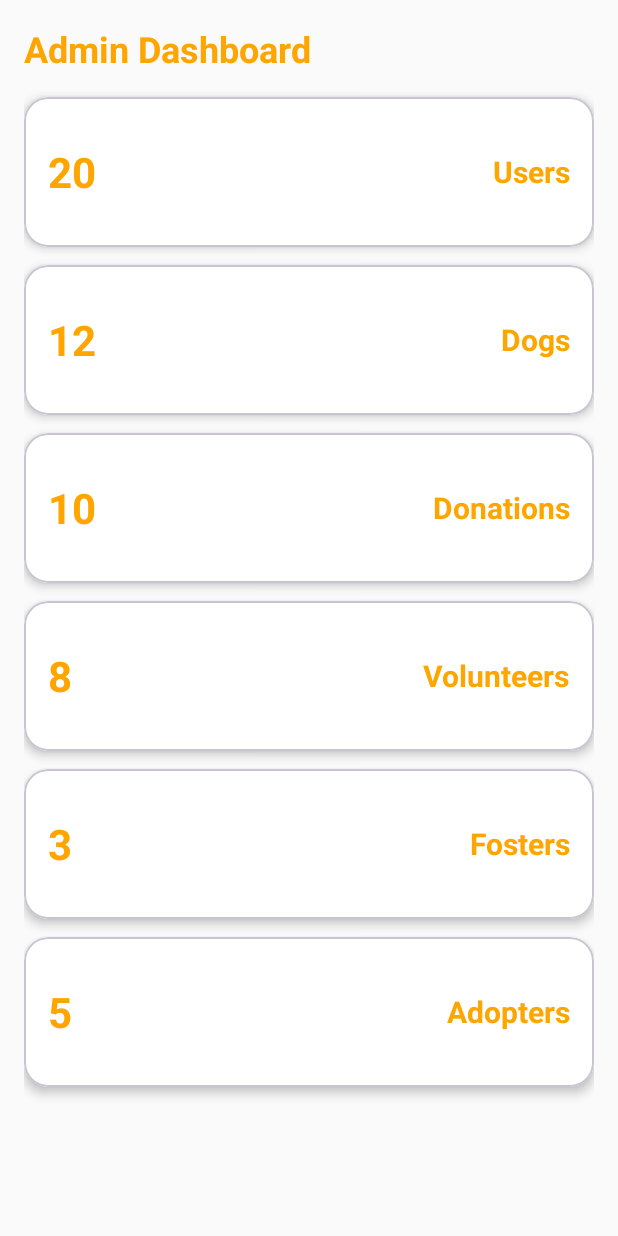
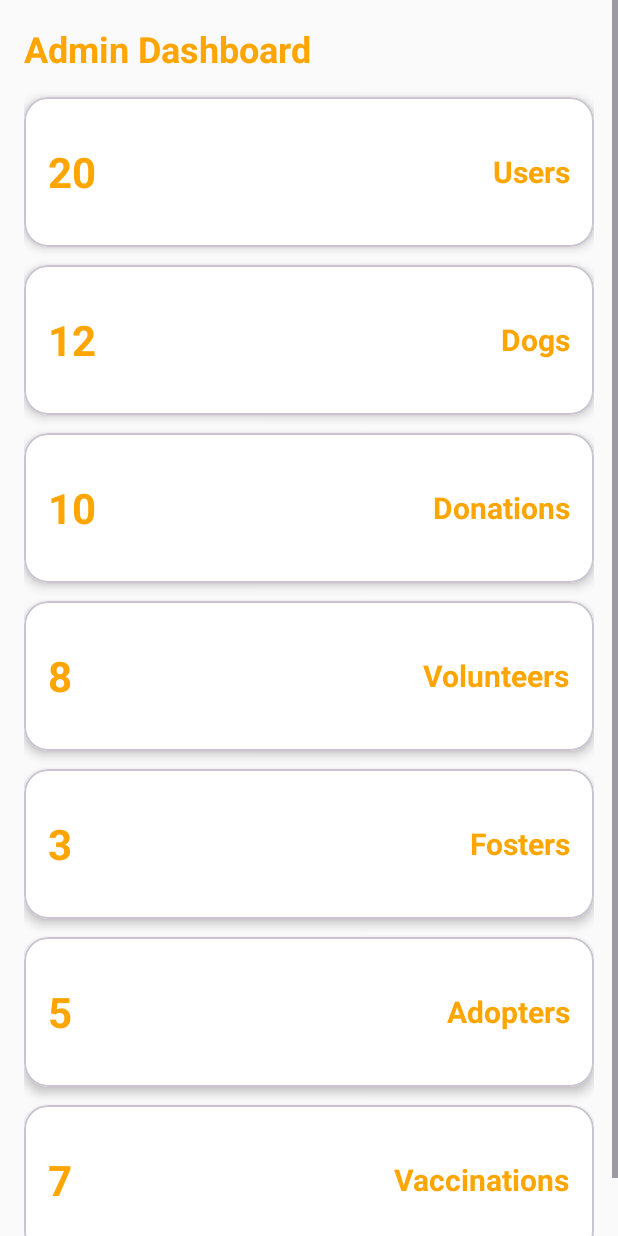
Before and after one commit to niduli/Pawme_PetAdoptionApp, an Android app: the ActivityAdminDashboard screen opened directly, with no data from a screen before it, on a phone screen of 412 x 824 dp. Run offline under Robolectric (Android 15) with nearby library versions, the phone set to English and light mode, and no system bars; our stand-ins replace Firebase (no records; nobody signed in at launch, a user with empty details on screens opened directly).

```diff
--- a/app/src/main/java/com/example/pawmepetadoptionapp/VolunteerDashboardActivity.kt
+++ b/app/src/main/java/com/example/pawmepetadoptionapp/VolunteerDashboardActivity.kt
@@ -3,6 +3,7 @@ package com.example.pawmepetadoptionapp
 import android.content.Intent
 import android.os.Bundle
 import android.text.Html
+import android.util.Log
 import androidx.appcompat.app.AppCompatActivity
 import com.example.pawmepetadoptionapp.databinding.ActivityVolunteerDashboardBinding
 import com.google.firebase.auth.FirebaseAuth
@@ -17,7 +18,7 @@ class VolunteerDashboardActivity : AppCompatActivity() {
         binding = ActivityVolunteerDashboardBinding.inflate(layoutInflater)
         setContentView(binding.root)
 
-        auth = FirebaseAuth.getInstance()
+
 
         // Set colored slogan text with HTML formatting
         val coloredText = """
--- a/app/src/main/java/com/example/pawmepetadoptionapp/admin/ActivityAdminDashboard.kt
+++ b/app/src/main/java/com/example/pawmepetadoptionapp/admin/ActivityAdminDashboard.kt
@@ -2,11 +2,13 @@ package com.example.pawmepetadoptionapp.admin
 
 import android.content.Intent
 import android.os.Bundle
+import android.util.Log
 import android.widget.Button
 import android.widget.TextView
 import androidx.appcompat.app.AppCompatActivity
 import com.example.pawmepetadoptionapp.R
 import com.google.android.material.card.MaterialCardView
+import com.google.firebase.auth.FirebaseAuth
 
 class ActivityAdminDashboard : AppCompatActivity() {
 
@@ -16,6 +18,9 @@ class ActivityAdminDashboard : AppCompatActivity() {
     private lateinit var tvVolunteersCount: TextView
     private lateinit var tvFostersCount: TextView
     private lateinit var tvAdoptersCount: TextView
+    private lateinit var tvVaccinationsCount: TextView
+
+
 
     private lateinit var cardUsers: MaterialCardView
     private lateinit var cardDogs: MaterialCardView
@@ -23,12 +28,22 @@ class ActivityAdminDashboard : AppCompatActivity() {
     private lateinit var cardVolunteers: MaterialCardView
     private lateinit var cardFosters: MaterialCardView
     private lateinit var cardAdopters: MaterialCardView
+    private lateinit var cardVaccinations: MaterialCardView
 
     private lateinit var btnLogout: Button
 
     override fun onCreate(savedInstanceState: Bundle?) {
         super.onCreate(savedInstanceState)
         setContentView(R.layout.activity_admin_dashboard)
+        val user = FirebaseAuth.getInstance().currentUser
+        if (user != null) {
+            val uid = user.uid
+            Log.e("User ID", "Logged in User ID: $uid")
+        } else {
+            Log.e("User ID", "No user is logged in")
+        }
+
+
 
         // Initialize count text views
         tvUsersCount = findViewById(R.id.tvUsersCount)
@@ -37,6 +52,7 @@ class ActivityAdminDashboard : AppCompatActivity() {
         tvVolunteersCount = findViewById(R.id.tvVolunteersCount)
         tvFostersCount = findViewById(R.id.tvFostersCount)
         tvAdoptersCount = findViewById(R.id.tvAdoptersCount)
+        tvVaccinationsCount = findViewById(R.id.tvVaccinationsCount)
 
         // Set static example data (you can fetch actual Firestore data here)
         tvUsersCount.text = "20"
@@ -45,6 +61,7 @@ class ActivityAdminDashboard : AppCompatActivity() {
         tvVolunteersCount.text = "8"
         tvFostersCount.text = "3"
         tvAdoptersCount.text = "5"
+        tvVaccinationsCount.text = "7"
 
         // Initialize cards
         cardUsers = findViewById(R.id.cardUsers)
@@ -53,6 +70,7 @@ class ActivityAdminDashboard : AppCompatActivity() {
         cardVolunteers = findViewById(R.id.cardVolunteers)
         cardFosters = findViewById(R.id.cardFosters)
         cardAdopters = findViewById(R.id.cardAdopters)
+        cardVaccinations = findViewById(R.id.cardVaccinations)
 
         // Set click listeners
         cardUsers.setOnClickListener {
@@ -61,7 +79,7 @@ class ActivityAdminDashboard : AppCompatActivity() {
         }
 
         cardDogs.setOnClickListener {
-            // startActivity(Intent(this, DogManagementActivity::class.java))
+             startActivity(Intent(this, DogManagementActivity::class.java))
         }
 
         cardDonations.setOnClickListener {
@@ -79,6 +97,11 @@ class ActivityAdminDashboard : AppCompatActivity() {
         cardAdopters.setOnClickListener {
             // startActivity(Intent(this, AdopterManagementActivity::class.java))
         }
+        cardVaccinations.setOnClickListener {
+            // Navigate to vaccination management screen
+            // startActivity(Intent(this, VaccinationManagementActivity::class.java))
+        }
+
 
         // Optional: Logout button setup (if added in XML)
         // btnLogout = findViewById(R.id.btnLogout)
--- a/app/src/main/res/layout/activity_admin_dashboard.xml
+++ b/app/src/main/res/layout/activity_admin_dashboard.xml
@@ -244,5 +244,42 @@
             </LinearLayout>
         </com.google.android.material.card.MaterialCardView>
 
+        <!-- VACCINATIONS CARD -->
+        <com.google.android.material.card.MaterialCardView
+            android:id="@+id/cardVaccinations"
+            android:layout_width="match_parent"
+            android:layout_height="100dp"
+            android:layout_marginBottom="12dp"
+            app:cardCornerRadius="16dp"
+            app:cardElevation="4dp"
+            app:cardBackgroundColor="#FFFFFF">
+
+            <LinearLayout
+                android:layout_width="match_parent"
+                android:layout_height="match_parent"
+                android:gravity="center_vertical"
+                android:orientation="horizontal"
+                android:padding="16dp">
+
+                <TextView
+                    android:id="@+id/tvVaccinationsCount"
+                    android:layout_width="0dp"
+                    android:layout_height="wrap_content"
+                    android:layout_weight="1"
+                    android:text="0"
+                    android:textSize="28sp"
+                    android:textColor="#FFA500"
+                    android:textStyle="bold" />
+
+                <TextView
+                    android:layout_width="wrap_content"
+                    android:layout_height="wrap_content"
+                    android:text="Vaccinations"
+                    android:textColor="#FFA500"
+                    android:textSize="20sp"
+                    android:textStyle="bold" />
+            </LinearLayout>
+        </com.google.android.material.card.MaterialCardView>
+
     </LinearLayout>
 </ScrollView>
```
Also changed, not shown: app/src/main/java/com/example/pawmepetadoptionapp/admin/DogDialogFragment.kt (added, +81 -0 lines), app/src/main/java/com/example/pawmepetadoptionapp/admin/DogManagementActivity.kt (added, +96 -0 lines), app/src/main/java/com/example/pawmepetadoptionapp/admin/adapter/DogAdapter.kt (added, +36 -0 lines), app/src/main/java/com/example/pawmepetadoptionapp/admin/model/Dog.kt (added, +13 -0 lines), app/src/main/res/layout/activity_dog_management.xml (added, +25 -0 lines), app/src/main/res/layout/dialog_add_edit_dog.xml (added, +86 -0 lines), app/src/main/res/layout/item_dog.xml (added, +73 -0 lines).
